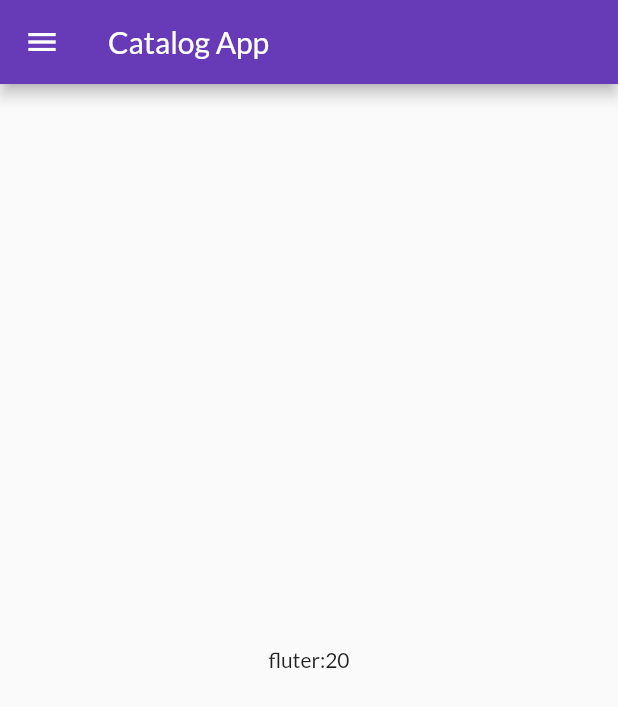
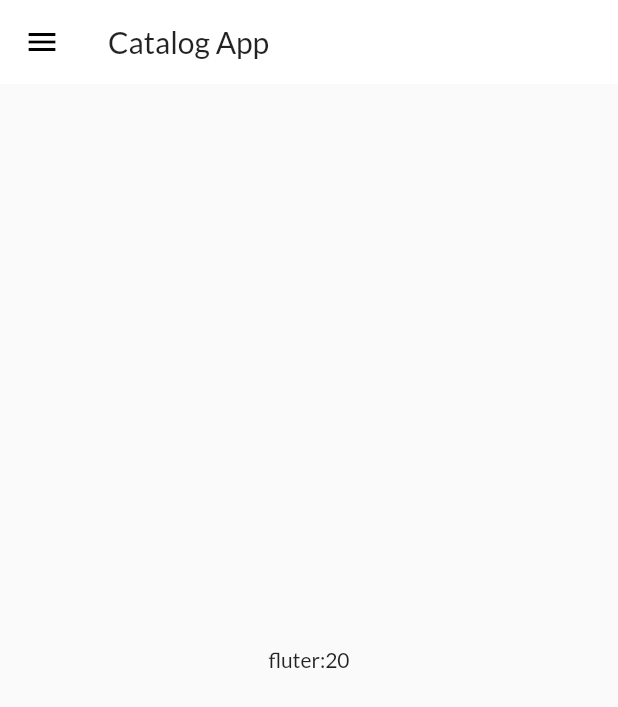
Before and after one commit to rahulpatel352/catalogApp, a Flutter app: the screen it shows after launch, on a phone screen of 412 x 824 dp. Shown: the top 707 px of the screen. Run offline on Flutter 3.47's test engine with Material 2 defaults, Android fonts, the phone set to English and light mode, and no system bars; our stand-ins replace google_fonts.

Commit message:
theam extracted

```diff
--- a/lib/main.dart
+++ b/lib/main.dart
@@ -1,6 +1,7 @@
 import 'package:catalog_project/pages/homepage.dart';
 import 'package:catalog_project/pages/loginpage.dart';
 import 'package:catalog_project/utils/routs.dart';
+import 'package:catalog_project/widgets/thems.dart';
 import 'package:flutter/material.dart';
 import 'package:google_fonts/google_fonts.dart';
 
@@ -16,9 +17,7 @@ class MyApp extends StatelessWidget {
     return MaterialApp(
       debugShowCheckedModeBanner: false,
       themeMode: ThemeMode.light,
-      theme: ThemeData(
-          primarySwatch: Colors.deepPurple,
-          fontFamily: GoogleFonts.lato().fontFamily),
+      theme: MyTheam.lighttheam(context),
       initialRoute: MyRouts.homeRoute,
       routes: {
         '/': (context) => loginpage(),
--- a/lib/pages/homepage.dart
+++ b/lib/pages/homepage.dart
@@ -9,7 +9,10 @@ class homepage extends StatelessWidget {
     final days = 20;
     return Scaffold(
       appBar: AppBar(
-        title: Text("Catalog App"),
+        title: Text(
+          "Catalog App",
+          style: Theme.of(context).textTheme.headline6,
+        ),
       ),
       body: Center(
         child: Container(
--- /dev/null
+++ b/lib/widgets/thems.dart
@@ -0,0 +1,17 @@
+import 'package:flutter/material.dart';
+import 'package:google_fonts/google_fonts.dart';
+
+class MyTheam {
+  static ThemeData lighttheam(BuildContext context) => ThemeData(
+      primarySwatch: Colors.deepPurple,
+      fontFamily: GoogleFonts.lato().fontFamily,
+      appBarTheme: AppBarTheme(
+        color: Colors.white,
+        elevation: 0.0,
+        iconTheme: IconThemeData(color: Colors.black),
+        textTheme: Theme.of(context).textTheme,
+      ));
+
+  static ThemeData darkTheam(BuildContext context) =>
+      ThemeData(brightness: Brightness.dark);
+}
```
